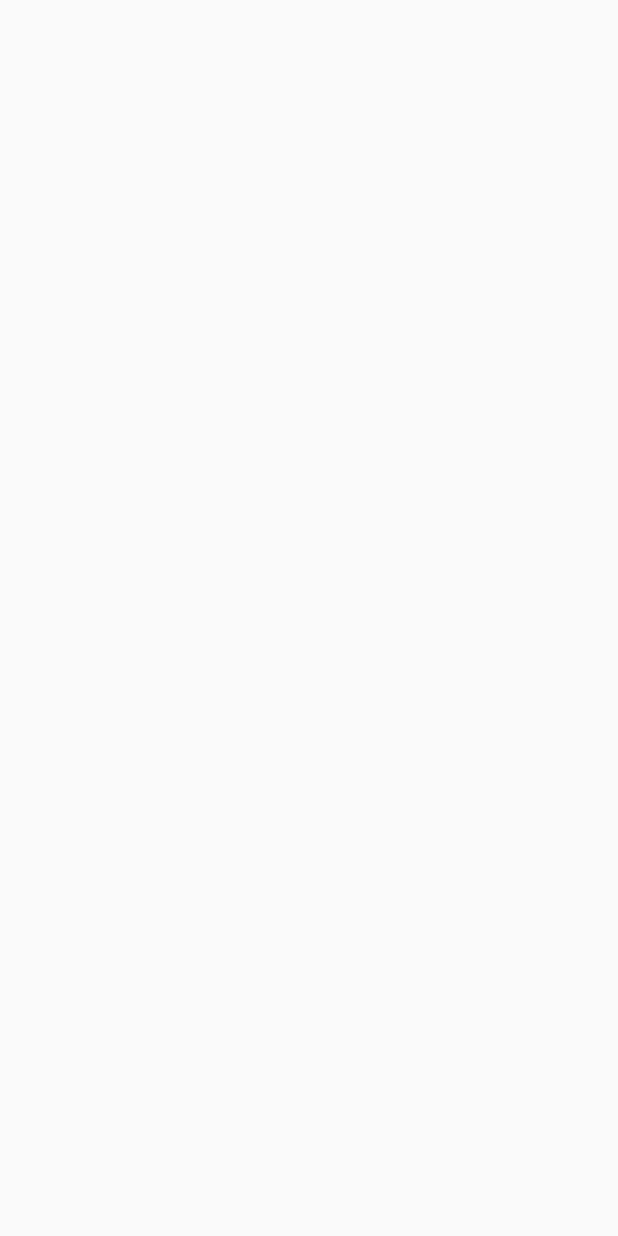
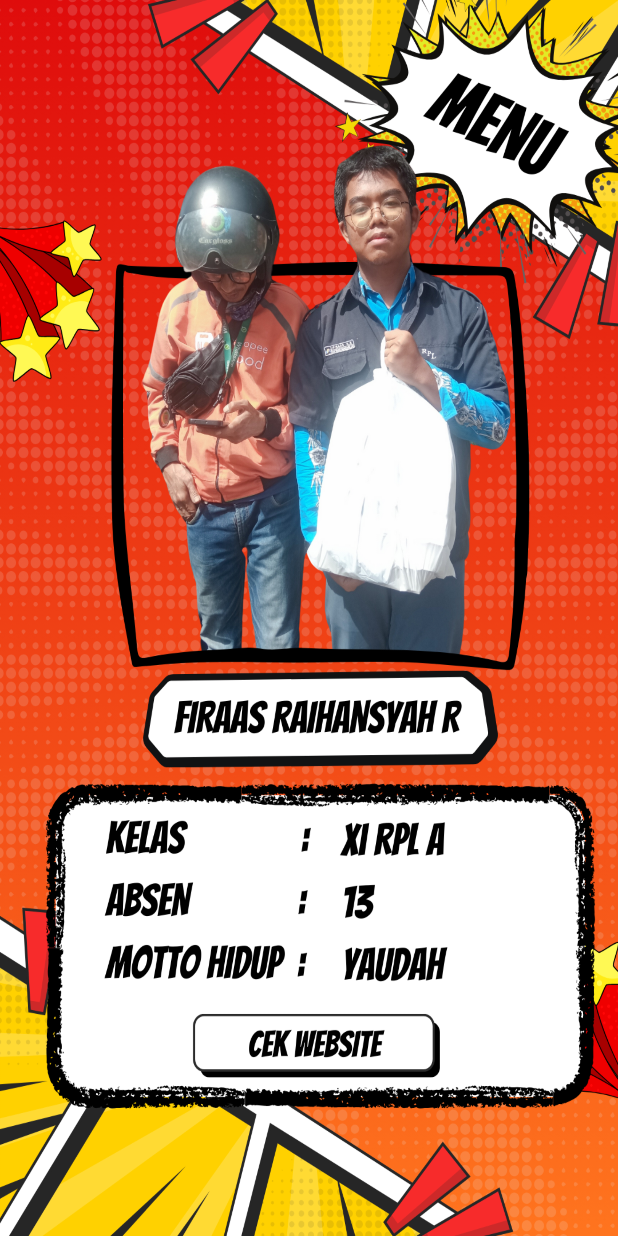
Before and after one commit to castreld/SiKecilPintarWarna, an Android app: the AboutMe screen opened directly, with no data from a screen before it, on a phone screen of 412 x 824 dp. Before the commit the screen is empty. Run offline under Robolectric (Android 15) with nearby library versions, the phone set to English and light mode, and no system bars.

Commit message:
FOURTH COMMIT TADI ADA YANG SALAH LAGI WKWKKW

```diff
--- a/app/src/main/java/com/example/sikecilpintarwarna/AboutMe.java
+++ b/app/src/main/java/com/example/sikecilpintarwarna/AboutMe.java
@@ -1,6 +1,10 @@
 package com.example.sikecilpintarwarna;
 
+import android.content.Intent;
+import android.net.Uri;
 import android.os.Bundle;
+import android.view.View;
+import android.widget.Button;
 
 import androidx.activity.EdgeToEdge;
 import androidx.appcompat.app.AppCompatActivity;
@@ -15,6 +19,29 @@ public class AboutMe extends AppCompatActivity {
         super.onCreate(savedInstanceState);
         EdgeToEdge.enable(this);
         setContentView(R.layout.activity_about_me);
+
+        Button menuButton = findViewById(R.id.menuButton), webButton = findViewById(R.id.webButton);
+
+        menuButton.setOnClickListener(new View.OnClickListener() {
+            @Override
+            public void onClick(View view) {
+                Intent intent = new Intent(AboutMe.this, MainActivity.class);
+
+                startActivity(intent);
+                finish();
+            }
+        });
+
+        webButton.setOnClickListener(new View.OnClickListener() {
+            @Override
+            public void onClick(View view) {
+                Uri uri = Uri.parse("https://firaasraihansyah.my.id/");
+                Intent intent = new Intent(Intent.ACTION_VIEW, uri);
+                startActivity(intent);
+            }
+        });
+
+
         ViewCompat.setOnApplyWindowInsetsListener(findViewById(R.id.main), (v, insets) -> {
             Insets systemBars = insets.getInsets(WindowInsetsCompat.Type.systemBars());
             v.setPadding(systemBars.left, systemBars.top, systemBars.right, systemBars.bottom);
--- a/app/src/main/res/layout/activity_about_me.xml
+++ b/app/src/main/res/layout/activity_about_me.xml
@@ -1,10 +1,28 @@
 <?xml version="1.0" encoding="utf-8"?>
-<androidx.constraintlayout.widget.ConstraintLayout xmlns:android="http://schemas.android.com/apk/res/android"
+<LinearLayout xmlns:android="http://schemas.android.com/apk/res/android"
     xmlns:app="http://schemas.android.com/apk/res-auto"
     xmlns:tools="http://schemas.android.com/tools"
     android:id="@+id/main"
     android:layout_width="match_parent"
     android:layout_height="match_parent"
+    android:orientation="vertical"
+    android:background="@drawable/back_about"
     tools:context=".AboutMe">
 
-</androidx.constraintlayout.widget.ConstraintLayout>
+    <Button
+        android:id="@+id/menuButton"
+        android:layout_width="115dp"
+        android:layout_height="90dp"
+        android:background="#00000000"
+        android:layout_marginLeft="270dp"
+        android:layout_marginTop="33dp"/>
+
+    <Button
+        android:id="@+id/webButton"
+        android:layout_width="163dp"
+        android:layout_height="50dp"
+        android:layout_marginLeft="130dp"
+        android:layout_marginTop="465dp"
+        android:background="#00000000"/>
+
+</LinearLayout>
```
Also changed, not shown: app/src/main/res/drawable/back_about.png (added).
